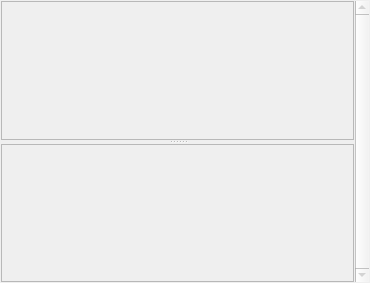
First picture: the form in editor/ui/TUview.ui, repository cc-archive/pootle, before the edit.
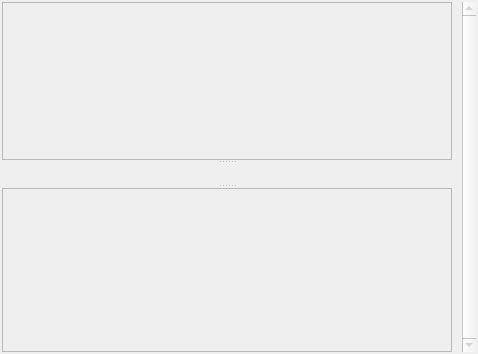
Second picture: the form after the edit. Icons and pictures are not drawn.

Commit message: add a comment to the layout

Diff of the .ui file:
```diff
--- a/editor/ui/TUview.ui
+++ b/editor/ui/TUview.ui
@@ -11,8 +11,8 @@
    <rect>
     <x>0</x>
     <y>0</y>
-    <width>370</width>
-    <height>283</height>
+    <width>478</width>
+    <height>354</height>
    </rect>
   </property>
   <property name="sizePolicy" >
@@ -43,12 +43,19 @@
   </property>
   <layout class="QHBoxLayout" >
    <property name="margin" >
-    <number>1</number>
+    <number>2</number>
    </property>
    <property name="spacing" >
-    <number>1</number>
+    <number>10</number>
    </property>
    <item>
+    <widget class="QSplitter" name="splitter_2" >
+     <property name="orientation" >
+      <enum>Qt::Vertical</enum>
+     </property>
+     <property name="childrenCollapsible" >
+      <bool>false</bool>
+     </property>
     <widget class="QSplitter" name="splitter" >
      <property name="toolTip" >
       <string>Click to change position</string>
@@ -60,268 +67,478 @@
       <property name="enabled" >
        <bool>false</bool>
       </property>
+       <property name="minimumSize" >
+        <size>
+         <width>0</width>
+         <height>20</height>
+        </size>
+       </property>
       <property name="palette" >
        <palette>
         <active>
-         <color>
+          <colorrole role="WindowText" >
+           <brush brushstyle="SolidPattern" >
+            <color alpha="255" >
           <red>0</red>
           <green>0</green>
           <blue>0</blue>
          </color>
-         <color>
+           </brush>
+          </colorrole>
+          <colorrole role="Button" >
+           <brush brushstyle="SolidPattern" >
+            <color alpha="255" >
           <red>221</red>
           <green>223</green>
           <blue>228</blue>
          </color>
-         <color>
+           </brush>
+          </colorrole>
+          <colorrole role="Light" >
+           <brush brushstyle="SolidPattern" >
+            <color alpha="255" >
           <red>255</red>
           <green>255</green>
           <blue>255</blue>
          </color>
-         <color>
+           </brush>
+          </colorrole>
+          <colorrole role="Midlight" >
+           <brush brushstyle="SolidPattern" >
+            <color alpha="255" >
           <red>255</red>
           <green>255</green>
           <blue>255</blue>
          </color>
-         <color>
+           </brush>
+          </colorrole>
+          <colorrole role="Dark" >
+           <brush brushstyle="SolidPattern" >
+            <color alpha="255" >
           <red>85</red>
           <green>85</green>
           <blue>85</blue>
          </color>
-         <color>
+           </brush>
+          </colorrole>
+          <colorrole role="Mid" >
+           <brush brushstyle="SolidPattern" >
+            <color alpha="255" >
           <red>199</red>
           <green>199</green>
           <blue>199</blue>
          </color>
-         <color>
+           </brush>
+          </colorrole>
+          <colorrole role="Text" >
+           <brush brushstyle="SolidPattern" >
+            <color alpha="255" >
           <red>0</red>
           <green>0</green>
           <blue>0</blue>
          </color>
-         <color>
+           </brush>
+          </colorrole>
+          <colorrole role="BrightText" >
+           <brush brushstyle="SolidPattern" >
+            <color alpha="255" >
           <red>255</red>
           <green>255</green>
           <blue>255</blue>
          </color>
-         <color>
+           </brush>
+          </colorrole>
+          <colorrole role="ButtonText" >
+           <brush brushstyle="SolidPattern" >
+            <color alpha="255" >
           <red>0</red>
           <green>0</green>
           <blue>0</blue>
          </color>
-         <color>
+           </brush>
+          </colorrole>
+          <colorrole role="Base" >
+           <brush brushstyle="SolidPattern" >
+            <color alpha="255" >
           <red>225</red>
           <green>225</green>
           <blue>225</blue>
          </color>
-         <color>
+           </brush>
+          </colorrole>
+          <colorrole role="Window" >
+           <brush brushstyle="SolidPattern" >
+            <color alpha="255" >
           <red>239</red>
           <green>239</green>
           <blue>239</blue>
          </color>
-         <color>
+           </brush>
+          </colorrole>
+          <colorrole role="Shadow" >
+           <brush brushstyle="SolidPattern" >
+            <color alpha="255" >
           <red>0</red>
           <green>0</green>
           <blue>0</blue>
          </color>
-         <color>
+           </brush>
+          </colorrole>
+          <colorrole role="Highlight" >
+           <brush brushstyle="SolidPattern" >
+            <color alpha="255" >
           <red>103</red>
           <green>141</green>
           <blue>178</blue>
          </color>
-         <color>
+           </brush>
+          </colorrole>
+          <colorrole role="HighlightedText" >
+           <brush brushstyle="SolidPattern" >
+            <color alpha="255" >
           <red>255</red>
           <green>255</green>
           <blue>255</blue>
          </color>
-         <color>
+           </brush>
+          </colorrole>
+          <colorrole role="Link" >
+           <brush brushstyle="SolidPattern" >
+            <color alpha="255" >
           <red>0</red>
           <green>0</green>
           <blue>238</blue>
          </color>
-         <color>
+           </brush>
+          </colorrole>
+          <colorrole role="LinkVisited" >
+           <brush brushstyle="SolidPattern" >
+            <color alpha="255" >
           <red>82</red>
           <green>24</green>
           <blue>139</blue>
          </color>
-         <color>
+           </brush>
+          </colorrole>
+          <colorrole role="AlternateBase" >
+           <brush brushstyle="SolidPattern" >
+            <color alpha="255" >
           <red>232</red>
           <green>232</green>
           <blue>232</blue>
          </color>
+           </brush>
+          </colorrole>
         </active>
         <inactive>
-         <color>
+          <colorrole role="WindowText" >
+           <brush brushstyle="SolidPattern" >
+            <color alpha="255" >
           <red>0</red>
           <green>0</green>
           <blue>0</blue>
          </color>
-         <color>
+           </brush>
+          </colorrole>
+          <colorrole role="Button" >
+           <brush brushstyle="SolidPattern" >
+            <color alpha="255" >
           <red>221</red>
           <green>223</green>
           <blue>228</blue>
          </color>
-         <color>
+           </brush>
+          </colorrole>
+          <colorrole role="Light" >
+           <brush brushstyle="SolidPattern" >
+            <color alpha="255" >
           <red>255</red>
           <green>255</green>
           <blue>255</blue>
          </color>
-         <color>
+           </brush>
+          </colorrole>
+          <colorrole role="Midlight" >
+           <brush brushstyle="SolidPattern" >
+            <color alpha="255" >
           <red>255</red>
           <green>255</green>
           <blue>255</blue>
          </color>
-         <color>
+           </brush>
+          </colorrole>
+          <colorrole role="Dark" >
+           <brush brushstyle="SolidPattern" >
+            <color alpha="255" >
           <red>85</red>
           <green>85</green>
           <blue>85</blue>
          </color>
-         <color>
+           </brush>
+          </colorrole>
+          <colorrole role="Mid" >
+           <brush brushstyle="SolidPattern" >
+            <color alpha="255" >
           <red>199</red>
           <green>199</green>
           <blue>199</blue>
          </color>
-         <color>
+           </brush>
+          </colorrole>
+          <colorrole role="Text" >
+           <brush brushstyle="SolidPattern" >
+            <color alpha="255" >
           <red>0</red>
           <green>0</green>
           <blue>0</blue>
          </color>
-         <color>
+           </brush>
+          </colorrole>
+          <colorrole role="BrightText" >
+           <brush brushstyle="SolidPattern" >
+            <color alpha="255" >
           <red>255</red>
           <green>255</green>
           <blue>255</blue>
          </color>
-         <color>
+           </brush>
+          </colorrole>
+          <colorrole role="ButtonText" >
+           <brush brushstyle="SolidPattern" >
+            <color alpha="255" >
           <red>0</red>
           <green>0</green>
           <blue>0</blue>
          </color>
-         <color>
+           </brush>
+          </colorrole>
+          <colorrole role="Base" >
+           <brush brushstyle="SolidPattern" >
+            <color alpha="255" >
           <red>255</red>
           <green>255</green>
           <blue>255</blue>
          </color>
-         <color>
+           </brush>
+          </colorrole>
+          <colorrole role="Window" >
+           <brush brushstyle="SolidPattern" >
+            <color alpha="255" >
           <red>239</red>
           <green>239</green>
           <blue>239</blue>
          </color>
-         <color>
+           </brush>
+          </colorrole>
+          <colorrole role="Shadow" >
+           <brush brushstyle="SolidPattern" >
+            <color alpha="255" >
           <red>0</red>
           <green>0</green>
           <blue>0</blue>
          </color>
-         <color>
+           </brush>
+          </colorrole>
+          <colorrole role="Highlight" >
+           <brush brushstyle="SolidPattern" >
+            <color alpha="255" >
           <red>103</red>
           <green>141</green>
           <blue>178</blue>
          </color>
-         <color>
+           </brush>
+          </colorrole>
+          <colorrole role="HighlightedText" >
+           <brush brushstyle="SolidPattern" >
+            <color alpha="255" >
           <red>255</red>
           <green>255</green>
           <blue>255</blue>
          </color>
-         <color>
+           </brush>
+          </colorrole>
+          <colorrole role="Link" >
+           <brush brushstyle="SolidPattern" >
+            <color alpha="255" >
           <red>0</red>
           <green>0</green>
           <blue>238</blue>
          </color>
-         <color>
+           </brush>
+          </colorrole>
+          <colorrole role="LinkVisited" >
+           <brush brushstyle="SolidPattern" >
+            <color alpha="255" >
           <red>82</red>
           <green>24</green>
           <blue>139</blue>
          </color>
-         <color>
+           </brush>
+          </colorrole>
+          <colorrole role="AlternateBase" >
+           <brush brushstyle="SolidPattern" >
+            <color alpha="255" >
           <red>232</red>
           <green>232</green>
           <blue>232</blue>
          </color>
+           </brush>
+          </colorrole>
         </inactive>
         <disabled>
-         <color>
+          <colorrole role="WindowText" >
+           <brush brushstyle="SolidPattern" >
+            <color alpha="255" >
           <red>128</red>
           <green>128</green>
           <blue>128</blue>
          </color>
-         <color>
+           </brush>
+          </colorrole>
+          <colorrole role="Button" >
+           <brush brushstyle="SolidPattern" >
+            <color alpha="255" >
           <red>221</red>
           <green>223</green>
           <blue>228</blue>
          </color>
-         <color>
+           </brush>
+          </colorrole>
+          <colorrole role="Light" >
+           <brush brushstyle="SolidPattern" >
+            <color alpha="255" >
           <red>255</red>
           <green>255</green>
           <blue>255</blue>
          </color>
-         <color>
+           </brush>
+          </colorrole>
+          <colorrole role="Midlight" >
+           <brush brushstyle="SolidPattern" >
+            <color alpha="255" >
           <red>255</red>
           <green>255</green>
           <blue>255</blue>
          </color>
-         <color>
+           </brush>
+          </colorrole>
+          <colorrole role="Dark" >
+           <brush brushstyle="SolidPattern" >
+            <color alpha="255" >
           <red>85</red>
           <green>85</green>
           <blue>85</blue>
          </color>
-         <color>
+           </brush>
+          </colorrole>
+          <colorrole role="Mid" >
+           <brush brushstyle="SolidPattern" >
+            <color alpha="255" >
           <red>199</red>
           <green>199</green>
           <blue>199</blue>
          </color>
-         <color>
+           </brush>
+          </colorrole>
+          <colorrole role="Text" >
+           <brush brushstyle="SolidPattern" >
+            <color alpha="255" >
           <red>199</red>
           <green>199</green>
           <blue>199</blue>
          </color>
-         <color>
+           </brush>
+          </colorrole>
+          <colorrole role="BrightText" >
+           <brush brushstyle="SolidPattern" >
+            <color alpha="255" >
           <red>255</red>
           <green>255</green>
           <blue>255</blue>
          </color>
-         <color>
+           </brush>
+          </colorrole>
+          <colorrole role="ButtonText" >
+           <brush brushstyle="SolidPattern" >
+            <color alpha="255" >
           <red>128</red>
           <green>128</green>
           <blue>128</blue>
          </color>
-         <color>
+           </brush>
+          </colorrole>
+          <colorrole role="Base" >
+           <brush brushstyle="SolidPattern" >
+            <color alpha="255" >
           <red>239</red>
           <green>239</green>
           <blue>239</blue>
          </color>
-         <color>
+           </brush>
+          </colorrole>
+          <colorrole role="Window" >
+           <brush brushstyle="SolidPattern" >
+            <color alpha="255" >
           <red>239</red>
           <green>239</green>
           <blue>239</blue>
          </color>
-         <color>
+           </brush>
+          </colorrole>
+          <colorrole role="Shadow" >
+           <brush brushstyle="SolidPattern" >
+            <color alpha="255" >
           <red>0</red>
           <green>0</green>
           <blue>0</blue>
          </color>
-         <color>
+           </brush>
+          </colorrole>
+          <colorrole role="Highlight" >
+           <brush brushstyle="SolidPattern" >
+            <color alpha="255" >
           <red>86</red>
           <green>117</green>
           <blue>148</blue>
          </color>
-         <color>
+           </brush>
+          </colorrole>
+          <colorrole role="HighlightedText" >
+           <brush brushstyle="SolidPattern" >
+            <color alpha="255" >
           <red>255</red>
           <green>255</green>
           <blue>255</blue>
          </color>
-         <color>
+           </brush>
+          </colorrole>
+          <colorrole role="Link" >
+           <brush brushstyle="SolidPattern" >
+            <color alpha="255" >
           <red>0</red>
           <green>0</green>
           <blue>238</blue>
          </color>
-         <color>
+           </brush>
+          </colorrole>
+          <colorrole role="LinkVisited" >
+           <brush brushstyle="SolidPattern" >
+            <color alpha="255" >
           <red>82</red>
           <green>24</green>
           <blue>139</blue>
          </color>
-         <color>
+           </brush>
+          </colorrole>
+          <colorrole role="AlternateBase" >
+           <brush brushstyle="SolidPattern" >
+            <color alpha="255" >
           <red>232</red>
           <green>232</green>
           <blue>232</blue>
          </color>
+           </brush>
+          </colorrole>
         </disabled>
        </palette>
       </property>
@@ -338,10 +555,31 @@
        <number>79</number>
       </property>
      </widget>
+      <widget class="QLabel" name="lblComment" >
+       <property name="minimumSize" >
+        <size>
+         <width>0</width>
+         <height>20</height>
+        </size>
+       </property>
+       <property name="text" >
+        <string/>
+       </property>
+       <property name="textFormat" >
+        <enum>Qt::PlainText</enum>
+       </property>
+      </widget>
+     </widget>
      <widget class="QTextEdit" name="txtTarget" >
       <property name="enabled" >
        <bool>false</bool>
       </property>
+      <property name="minimumSize" >
+       <size>
+        <width>0</width>
+        <height>20</height>
+       </size>
+      </property>
       <property name="contextMenuPolicy" >
        <enum>Qt::DefaultContextMenu</enum>
       </property>
```
Left out of the diff: 10 changed lines with no effect on the pictures. Lines whose indentation alone changed are shown as unchanged.
